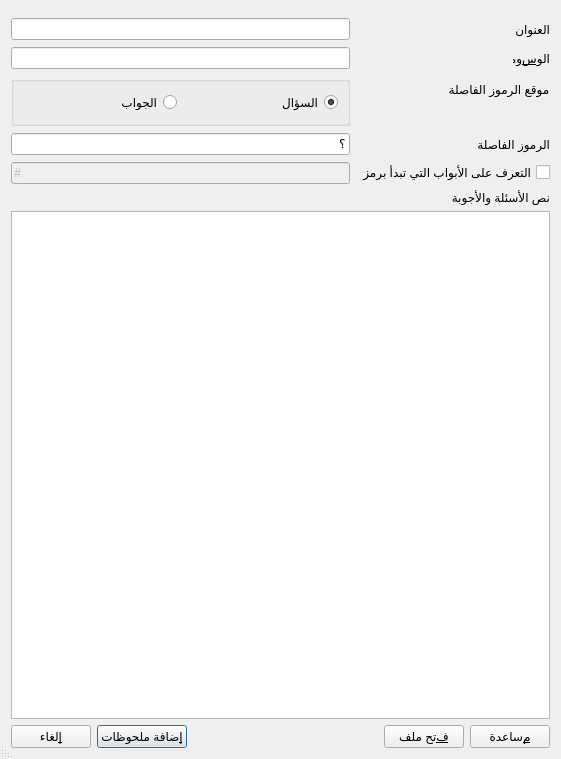
Above: designer/import_dialog.ui from abdnh/ARQImporter before the change. Below: the same form after it.
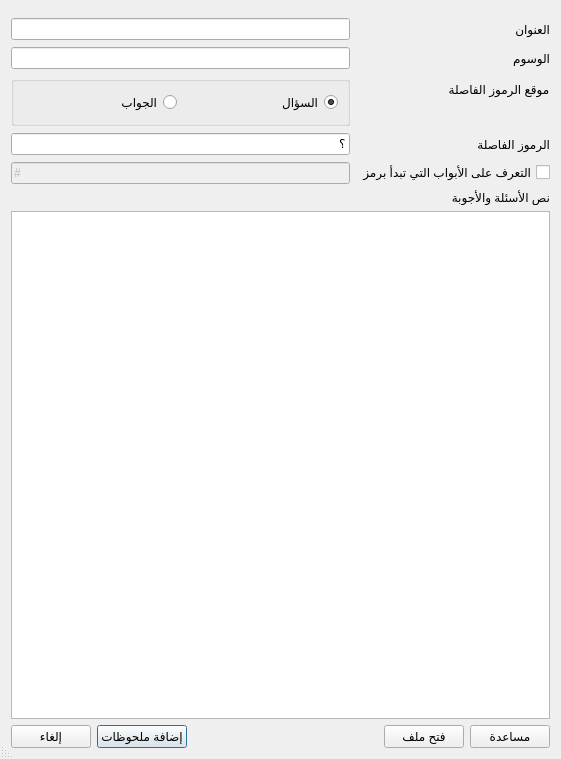
That is the form after the change.

Commit message: Remove access keys

The edit to the form file:
```diff
--- a/designer/import_dialog.ui
+++ b/designer/import_dialog.ui
@@ -34,7 +34,7 @@
      <item row="2" column="0">
       <widget class="QLabel" name="label_2">
        <property name="text">
-        <string>الو&amp;سوم</string>
+        <string>الوسوم</string>
        </property>
        <property name="buddy">
         <cstring>tagsBox</cstring>
@@ -187,7 +187,7 @@
      <item>
       <widget class="QPushButton" name="helpButton">
        <property name="text">
-        <string>&amp;مساعدة</string>
+        <string>مساعدة</string>
        </property>
       </widget>
      </item>
@@ -197,7 +197,7 @@
         <string>يستبدل محتوى محرر النص بمحتوى ملف نصي على حاسوبك.</string>
        </property>
        <property name="text">
-        <string>&amp;فتح ملف</string>
+        <string>فتح ملف</string>
        </property>
        <property name="autoDefault">
         <bool>false</bool>
@@ -226,7 +226,7 @@
         <string>يولد ملحوظات من النص في محرر النص</string>
        </property>
        <property name="text">
-        <string>&amp;إضافة ملحوظات</string>
+        <string>إضافة ملحوظات</string>
        </property>
        <property name="shortcut">
         <string>Ctrl+Return</string>
@@ -245,7 +245,7 @@
      <item>
       <widget class="QPushButton" name="cancelButton">
        <property name="text">
-        <string>&amp;إلغاء</string>
+        <string>إلغاء</string>
        </property>
        <property name="autoDefault">
         <bool>false</bool>
```
